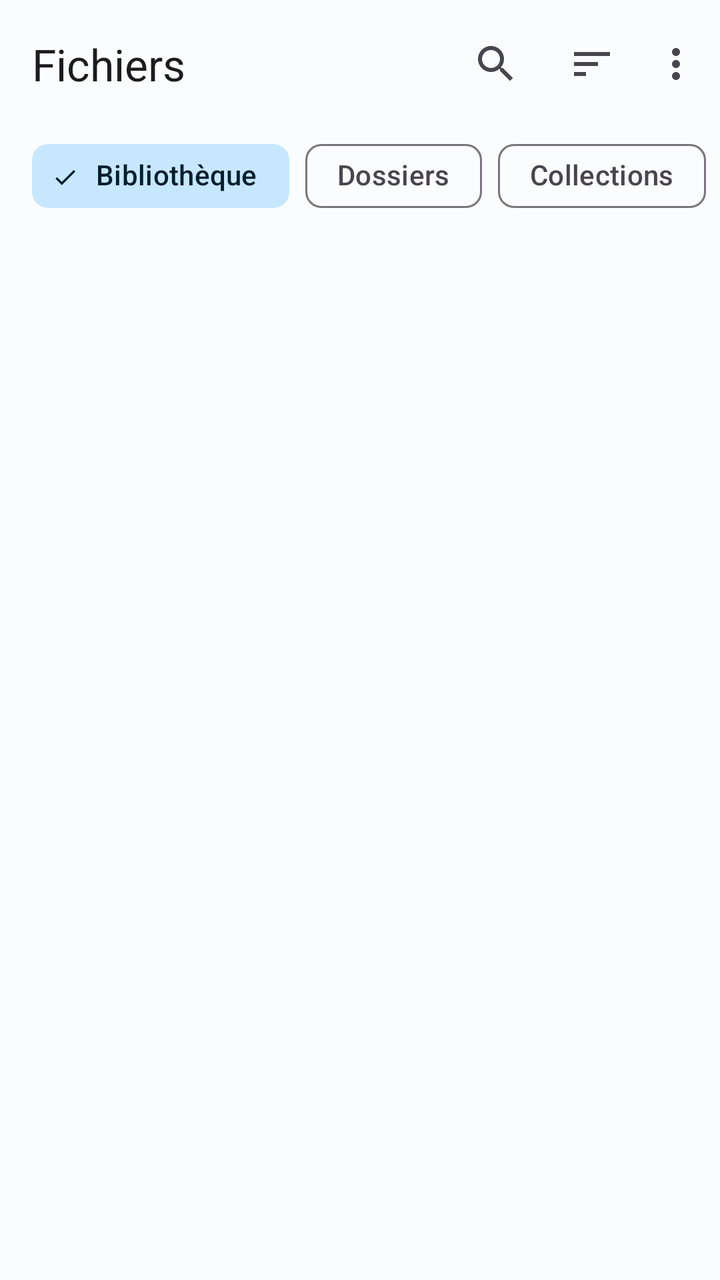
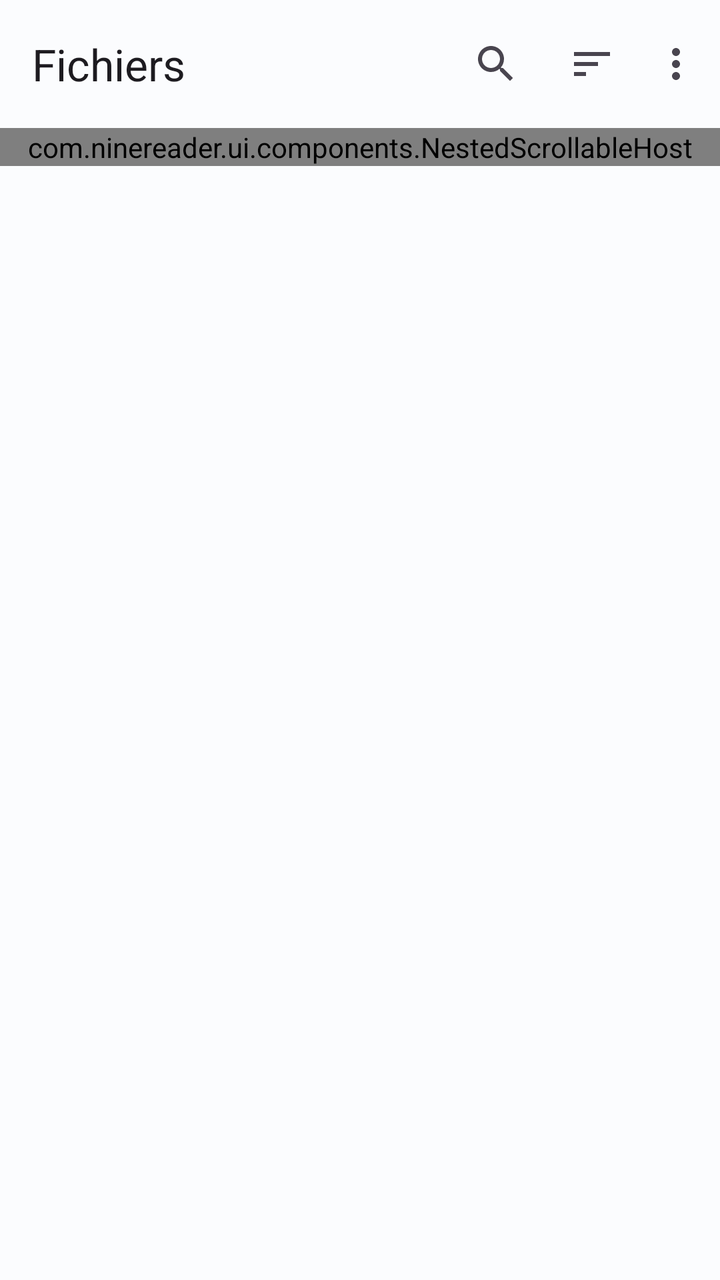

An Android layout rendered at two revisions. The XML below is the earlier revision; the diff shows what the commit changed to produce the second picture.
<!-- AndroidManifest.xml: application theme Theme.NineReader -->
<!-- res/layout/files_list_pane.xml -->
<?xml version="1.0" encoding="utf-8"?>
<LinearLayout xmlns:android="http://schemas.android.com/apk/res/android"
    xmlns:app="http://schemas.android.com/apk/res-auto"
    android:layout_width="match_parent"
    android:layout_height="match_parent"
    android:orientation="vertical">

    <com.google.android.material.appbar.MaterialToolbar
        android:id="@+id/toolbar"
        android:layout_width="match_parent"
        android:layout_height="?attr/actionBarSize"
        app:menu="@menu/files_toolbar"
        app:title="@string/nav_files" />

    <HorizontalScrollView
        android:layout_width="match_parent"
        android:layout_height="wrap_content"
        android:scrollbars="none">

        <com.google.android.material.chip.ChipGroup
            android:id="@+id/sections"
            android:layout_width="wrap_content"
            android:layout_height="wrap_content"
            android:paddingHorizontal="@dimen/screen_padding"
            app:selectionRequired="true"
            app:singleLine="true"
            app:singleSelection="true">

            <com.google.android.material.chip.Chip
                android:id="@+id/section_library"
                style="@style/Widget.Material3.Chip.Filter"
                android:layout_width="wrap_content"
                android:layout_height="wrap_content"
                android:checked="true"
                android:text="@string/section_library" />

            <com.google.android.material.chip.Chip
                android:id="@+id/section_folders"
                style="@style/Widget.Material3.Chip.Filter"
                android:layout_width="wrap_content"
                android:layout_height="wrap_content"
                android:text="@string/section_folders" />

            <com.google.android.material.chip.Chip
                android:id="@+id/section_collections"
                style="@style/Widget.Material3.Chip.Filter"
                android:layout_width="wrap_content"
                android:layout_height="wrap_content"
                android:text="@string/section_collections" />

            <com.google.android.material.chip.Chip
                android:id="@+id/section_trash"
                style="@style/Widget.Material3.Chip.Filter"
                android:layout_width="wrap_content"
                android:layout_height="wrap_content"
                android:text="@string/section_trash" />
        </com.google.android.material.chip.ChipGroup>
    </HorizontalScrollView>

    <LinearLayout
        android:id="@+id/path_bar"
        android:layout_width="match_parent"
        android:layout_height="48dp"
        android:gravity="center_vertical"
        android:orientation="horizontal"
        android:paddingHorizontal="4dp"
        android:visibility="gone">

        <ImageButton
            android:id="@+id/path_up"
            style="@style/Widget.Material3.Button.IconButton"
            android:layout_width="48dp"
            android:layout_height="48dp"
            android:contentDescription="@string/back_up"
            android:src="@drawable/ic_arrow_back" />

        <TextView
            android:id="@+id/path_label"
            android:layout_width="0dp"
            android:layout_height="wrap_content"
            android:layout_weight="1"
            android:ellipsize="start"
            android:singleLine="true"
            android:textAppearance="?attr/textAppearanceLabelLarge" />

        <com.google.android.material.button.MaterialButton
            android:id="@+id/path_action"
            style="@style/Widget.Material3.Button.TextButton"
            android:layout_width="wrap_content"
            android:layout_height="wrap_content"
            android:visibility="gone" />
    </LinearLayout>

    <FrameLayout
        android:layout_width="match_parent"
        android:layout_height="0dp"
        android:layout_weight="1">

        <androidx.recyclerview.widget.RecyclerView
            android:id="@+id/list"
            android:layout_width="match_parent"
            android:layout_height="match_parent"
            android:clipToPadding="false"
            android:paddingHorizontal="@dimen/item_spacing"
            android:paddingBottom="88dp" />

        <LinearLayout
            android:id="@+id/empty"
            android:layout_width="match_parent"
            android:layout_height="wrap_content"
            android:layout_gravity="center"
            android:gravity="center"
            android:orientation="vertical"
            android:padding="32dp"
            android:visibility="gone">

            <TextView
                android:id="@+id/empty_text"
                android:layout_width="wrap_content"
                android:layout_height="wrap_content"
                android:gravity="center"
                android:textAppearance="?attr/textAppearanceBodyLarge" />

            <com.google.android.material.button.MaterialButton
                android:id="@+id/empty_action"
                android:layout_width="wrap_content"
                android:layout_height="wrap_content"
                android:layout_marginTop="12dp" />
        </LinearLayout>

        <com.google.android.material.progressindicator.LinearProgressIndicator
            android:id="@+id/loading"
            android:layout_width="match_parent"
            android:layout_height="wrap_content"
            android:indeterminate="true"
            android:visibility="gone" />
    </FrameLayout>
</LinearLayout>
<!-- resources referenced by this layout -->
<resources>
  <dimen name="item_spacing">8dp</dimen>
  <dimen name="screen_padding">16dp</dimen>
  <!-- drawable ic_arrow_back (drawable) -->
  <?xml version="1.0" encoding="utf-8"?>
  <vector xmlns:android="http://schemas.android.com/apk/res/android"
      android:width="24dp"
      android:height="24dp"
      android:tint="?attr/colorControlNormal"
      android:viewportWidth="24"
      android:viewportHeight="24">
      <path
          android:fillColor="@android:color/white"
          android:pathData="M20,11H7.83l5.59,-5.59L12,4l-8,8 8,8 1.41,-1.41L7.83,13H20v-2z" />
  </vector>
  <string name="back_up">Dossier parent</string>
  <string name="nav_files">Fichiers</string>
  <string name="section_collections">Collections</string>
  <string name="section_folders">Dossiers</string>
  <string name="section_library">Bibliothèque</string>
  <string name="section_trash">Corbeille</string>
  <style name="Theme.NineReader" parent="Base.Theme.NineReader" />
  <color name="md_primary">#1F45E0</color>
  <color name="md_on_primary">#FFFFFF</color>
  <color name="md_primary_container">#DDE1FF</color>
  <color name="md_on_primary_container">#001257</color>
  <color name="md_secondary">#00658E</color>
  <color name="md_on_secondary">#FFFFFF</color>
  <color name="md_secondary_container">#C7E7FF</color>
  <color name="md_on_secondary_container">#001E2E</color>
  <color name="md_tertiary">#6B4EA2</color>
  <color name="md_on_tertiary">#FFFFFF</color>
  <color name="md_tertiary_container">#EBDDFF</color>
  <color name="md_on_tertiary_container">#25005A</color>
  <color name="md_error">#B3261E</color>
  <color name="md_background">#FBFCFE</color>
  <color name="md_on_background">#1D1B20</color>
  <color name="md_surface">#FBFCFE</color>
  <color name="md_on_surface">#1D1B20</color>
  <color name="md_surface_variant">#E7E0EC</color>
  <color name="md_on_surface_variant">#49454F</color>
  <color name="md_outline">#79747E</color>
  <color name="md_outline_variant">#CAC4D0</color>
  <color name="md_surface_container_lowest">#FFFFFF</color>
  <color name="md_surface_container_low">#F4F5FA</color>
  <color name="md_surface_container">#EEF0F6</color>
  <color name="md_surface_container_high">#E8EAF1</color>
  <color name="md_surface_container_highest">#E2E4EC</color>
  <color name="md_inverse_primary">#B8C4FF</color>
  <!-- unchanged entries left out for length: 1 -->
</resources>

<!-- the commit's change to res/layout/files_list_pane.xml (unified diff, before → after) -->
@@ -12,50 +12,56 @@
         app:menu="@menu/files_toolbar"
         app:title="@string/nav_files" />
 
-    <HorizontalScrollView
+    
+    <com.ninereader.ui.components.NestedScrollableHost
         android:layout_width="match_parent"
-        android:layout_height="wrap_content"
-        android:scrollbars="none">
+        android:layout_height="wrap_content">
 
-        <com.google.android.material.chip.ChipGroup
-            android:id="@+id/sections"
-            android:layout_width="wrap_content"
+        <HorizontalScrollView
+            android:layout_width="match_parent"
             android:layout_height="wrap_content"
-            android:paddingHorizontal="@dimen/screen_padding"
-            app:selectionRequired="true"
-            app:singleLine="true"
-            app:singleSelection="true">
+            android:scrollbars="none">
 
-            <com.google.android.material.chip.Chip
-                android:id="@+id/section_library"
-                style="@style/Widget.Material3.Chip.Filter"
+            <com.google.android.material.chip.ChipGroup
+                android:id="@+id/sections"
                 android:layout_width="wrap_content"
                 android:layout_height="wrap_content"
-                android:checked="true"
-                android:text="@string/section_library" />
+                android:paddingHorizontal="@dimen/screen_padding"
+                app:selectionRequired="true"
+                app:singleLine="true"
+                app:singleSelection="true">
 
-            <com.google.android.material.chip.Chip
-                android:id="@+id/section_folders"
-                style="@style/Widget.Material3.Chip.Filter"
-                android:layout_width="wrap_content"
-                android:layout_height="wrap_content"
-                android:text="@string/section_folders" />
+                <com.google.android.material.chip.Chip
+                    android:id="@+id/section_library"
+                    style="@style/Widget.Material3.Chip.Filter"
+                    android:layout_width="wrap_content"
+                    android:layout_height="wrap_content"
+                    android:checked="true"
+                    android:text="@string/section_library" />
 
-            <com.google.android.material.chip.Chip
-                android:id="@+id/section_collections"
-                style="@style/Widget.Material3.Chip.Filter"
-                android:layout_width="wrap_content"
-                android:layout_height="wrap_content"
-                android:text="@string/section_collections" />
+                <com.google.android.material.chip.Chip
+                    android:id="@+id/section_folders"
+                    style="@style/Widget.Material3.Chip.Filter"
+                    android:layout_width="wrap_content"
+                    android:layout_height="wrap_content"
+                    android:text="@string/section_folders" />
 
-            <com.google.android.material.chip.Chip
-                android:id="@+id/section_trash"
-                style="@style/Widget.Material3.Chip.Filter"
-                android:layout_width="wrap_content"
-                android:layout_height="wrap_content"
-                android:text="@string/section_trash" />
-        </com.google.android.material.chip.ChipGroup>
-    </HorizontalScrollView>
+                <com.google.android.material.chip.Chip
+                    android:id="@+id/section_collections"
+                    style="@style/Widget.Material3.Chip.Filter"
+                    android:layout_width="wrap_content"
+                    android:layout_height="wrap_content"
+                    android:text="@string/section_collections" />
+
+                <com.google.android.material.chip.Chip
+                    android:id="@+id/section_trash"
+                    style="@style/Widget.Material3.Chip.Filter"
+                    android:layout_width="wrap_content"
+                    android:layout_height="wrap_content"
+                    android:text="@string/section_trash" />
+            </com.google.android.material.chip.ChipGroup>
+        </HorizontalScrollView>
+    </com.ninereader.ui.components.NestedScrollableHost>
 
     <LinearLayout
         android:id="@+id/path_bar"
